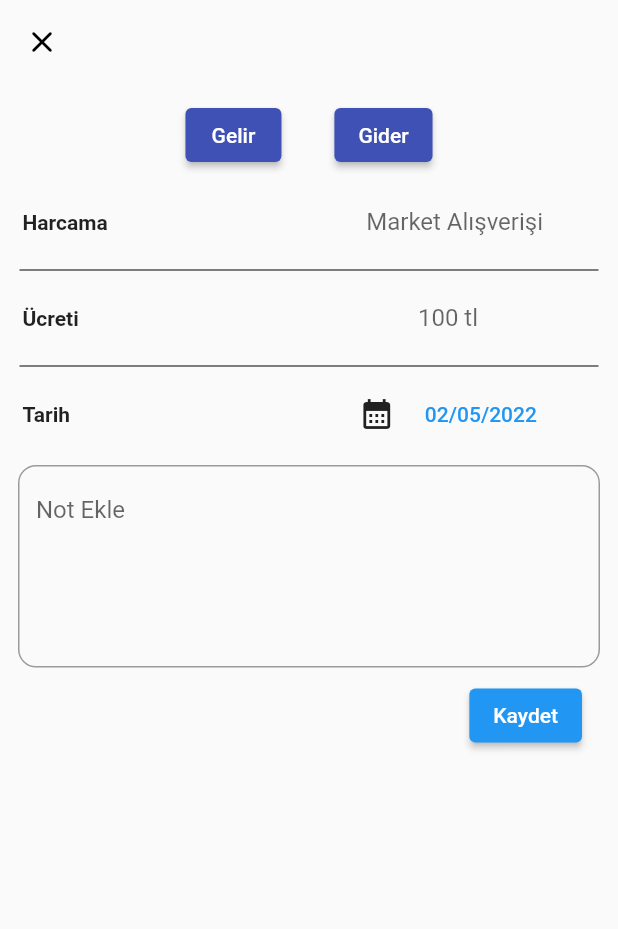
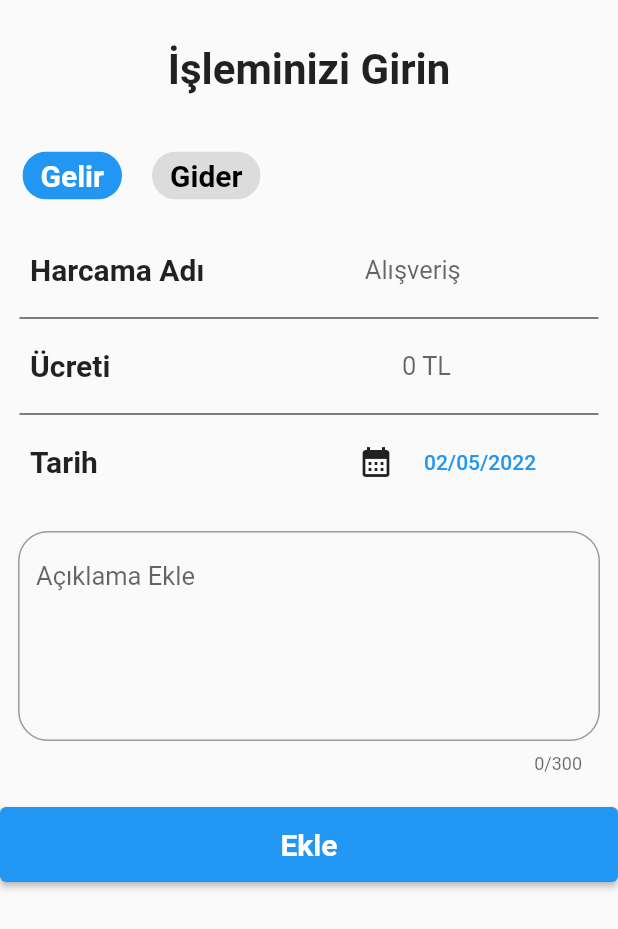
Before and after one commit to tugcekeskin/Takim13-Bootcamp, a Flutter app: the screen it shows after launch, item 2 of the bottom bar chosen, after a tap on the "add" icon, on a phone screen of 412 x 824 dp. Shown: the top 929 px of the screen. Run offline on Flutter 3.47's test engine with Material 2 defaults, Android fonts, the phone set to English and light mode, and no system bars; our stand-ins replace flutter_local_notifications, flutter_svg, sqflite; accounts and stored records are empty.

Commit message:
butce_form düzenlendi: girdi kaydediyor, gelir-gider butonları çalışıyor

```diff
--- a/lib/butceSayfasi/butce_form.dart
+++ b/lib/butceSayfasi/butce_form.dart
@@ -1,12 +1,25 @@
+import 'dart:ui';
+
 import 'package:flutter/material.dart';
+import 'package:flutter/services.dart';
 
-class ButceForm extends StatelessWidget {
+class ButceForm extends StatefulWidget {
   const ButceForm({Key? key}) : super(key: key);
+
+  @override
+  State<ButceForm> createState() => _ButceFormState();
+}
+
+class _ButceFormState extends State<ButceForm> {
+
+  int? miktar;
+  String isim = "Harcama ismi";
+  String not = "Harcama detayı";
+  String type = "Gelir";
 
   @override
   Widget build(BuildContext context) {
       return Scaffold(
-      appBar: butceFormAppbar(),
       body: Menu(),
     );
   }
@@ -14,18 +27,74 @@ class ButceForm extends StatelessWidget {
   ListView Menu() {
     return ListView(
       children: [
-        Box(),
+        SizedBox(height: 30,),
+
+        Padding(padding: EdgeInsets.symmetric(horizontal: 20)),
+        Text("İşleminizi Girin", textAlign: TextAlign.center, style: TextStyle(fontSize: 28.0, fontWeight: FontWeight.bold)),
+
+        SizedBox(height: 15,),
+
         Padding(
-          padding: const EdgeInsets.symmetric(horizontal: 15),
+          padding: const EdgeInsets.all(15),
           child: Row(
             children: [
-          Expanded(flex: 3, child: Text('Harcama',style: TextStyle(fontWeight: FontWeight.bold),)),
+              //SizedBox(width: 20.0),
+
+              ChoiceChip(
+                label: Text("Gelir",
+                  style: TextStyle(
+                    fontSize: 20.0,
+                    fontWeight: FontWeight.bold,
+                    color: type == "Gelir" ? Colors.white : Colors.black)),
+                selectedColor: Colors.blue,
+                selected: type == "Gelir" ? true : false,
+                onSelected: (val){
+                  if(val){
+                    setState(() {
+                      type = "Gelir";
+                    });
+                  }
+                },
+              ),
+
+              SizedBox(width: 20.0),
+
+               ChoiceChip(
+                label: Text("Gider",
+                  style: TextStyle(
+                    fontSize: 20.0,
+                    fontWeight: FontWeight.bold,
+                    color: type == "Gider" ? Colors.white : Colors.black)),
+                selectedColor: Colors.blue,
+                selected: type == "Gider" ? true : false,
+                onSelected: (val){
+                  if(val){
+                    setState(() {
+                      type = "Gider";
+                    });
+                  }
+                },
+              ),
+            ],
+          ),
+        ),
+
+        Padding(
+          padding: const EdgeInsets.symmetric(horizontal: 20),
+          child: Row(
+            children: [
+              Expanded(flex: 3, child: Text('Harcama Adı', style: TextStyle(fontWeight: FontWeight.bold, fontSize: 20.0))),
               Expanded(flex: 2, child: TextField(
                 decoration: InputDecoration(
-              hintText: 'Market Alışverişi',
-              border: InputBorder.none,
-
+                  hintText: 'Alışveriş',
+                  border: InputBorder.none, contentPadding: EdgeInsets.zero
                 ),
+                style: TextStyle(fontSize: 17.0),
+                onChanged: (val){
+                try {
+                  isim = val;
+                } catch (e) {}
+              },
               )),
             ],
           ),
@@ -37,15 +106,23 @@ class ButceForm extends StatelessWidget {
         ),
 
         Padding(
-         padding: const EdgeInsets.symmetric(horizontal: 15),
+         padding: const EdgeInsets.symmetric(horizontal: 20),
          child: Row(
           children: [
-      Expanded(flex: 2, child: Text('Ücreti',style: TextStyle(fontWeight: FontWeight.bold),)),
+            Expanded(flex: 2, child: Text('Ücreti',style: TextStyle(fontWeight: FontWeight.bold, fontSize: 20.0),)),
             Expanded(flex: 1, child: TextField(
                 decoration: InputDecoration(
-            hintText: '100 tl',
-            border: InputBorder.none,contentPadding: EdgeInsets.all(9)
+                  hintText: '0 TL',
+                  border: InputBorder.none, contentPadding: EdgeInsets.zero
                 ),
+              style: TextStyle(fontSize: 17.0),
+              onChanged: (val){
+                try {
+                  miktar = int.parse(val);
+                } catch (e) {}
+              },
+              inputFormatters: [FilteringTextInputFormatter.digitsOnly],
+              keyboardType: TextInputType.number,
             )),
           ],
         ),
@@ -53,14 +130,14 @@ class ButceForm extends StatelessWidget {
 
       Padding(
         padding: const EdgeInsets.symmetric(horizontal: 13),
-      child: Divider(color: Colors.black,),
+        child: Divider(color: Colors.black),
       ),
 
       Padding(
-         padding: const EdgeInsets.symmetric(horizontal: 15),
+        padding: const EdgeInsets.symmetric(horizontal: 20),
         child: Row(
           children: [
-      Expanded(flex: 5, child: Text('Tarih',style: TextStyle(fontWeight: FontWeight.bold),)),
+            Expanded(flex: 5, child: Text('Tarih', style: TextStyle(fontWeight: FontWeight.bold, fontSize: 20.0),)),
             Expanded(flex: 4, child: Row(
               children: [
                 IconButton(onPressed: (){}, icon: Icon(Icons.calendar_month)),
@@ -74,83 +151,46 @@ class ButceForm extends StatelessWidget {
       SizedBox(height: 10,),
 
       Padding(
-      padding: const EdgeInsets.symmetric(horizontal: 12),
-      child: TextFormField(
+        padding: const EdgeInsets.all(12),
+        child: TextField(
           minLines: 5,
           maxLines: 5,
           keyboardType: TextInputType.multiline,
           decoration: InputDecoration(
-          counter: ElevatedButton(onPressed: (){}, child: Text('Kaydet')),
-          hintText: 'Not Ekle',
+            //counter: ElevatedButton(onPressed: (){}, child: Text('Kaydet')),
+            hintText: 'Açıklama Ekle',
             border: OutlineInputBorder(
-            borderRadius: BorderRadius.all(Radius.circular(12))
+              borderRadius: BorderRadius.all(Radius.circular(20))
             )
           ),
+          style: TextStyle(fontSize: 17.0),
+          maxLength: 300,
+          onChanged: (val){
+                try {
+                  not = val;
+                } catch (e) {}
+              },
         ),
       ),
 
+      SizedBox(height: 10,),
 
-
+      SizedBox(
+        height: 50.0,
+        child: ElevatedButton(
+          onPressed: () {
+            print(isim);
+            print(miktar);
+            print(not);
+            print(type);
+          },
+          child: Text(
+            "Ekle",
+            style: TextStyle(fontSize: 20.0, fontWeight: FontWeight.bold)
+          )
+        ),
+      )
       ],
     );
   }
-
-  Center Box() {
-    return Center(
-        child: Container(
-          padding: EdgeInsets.symmetric(vertical: 10),
-          width: 200,
-          child: Row(
-            mainAxisAlignment: MainAxisAlignment.spaceAround,
-            children: [
-              Button1(),
-              Button2(),
-            ],
-          ),
-        ),
-      );
 }
-
-  AppBar butceFormAppbar() {
-    return AppBar(
-      backgroundColor: Colors.transparent,
-      elevation: 0,
-      leading: IconButton(onPressed: (){}, icon: Icon(Icons.close_rounded,color: Colors.black,),
-    )
-    );
-  }
-}
-
-class Button2 extends StatelessWidget {
-  const Button2({
-    Key? key,
-  }) : super(key: key);
-
-  @override
-  Widget build(BuildContext context) {
-    return ElevatedButton(
-      style: ButtonStyle(
-       backgroundColor: MaterialStateProperty.all(Colors.indigo),
-    ),
-      onPressed: (){},
-       child: Text('Gider',)
-       );
-  }
-}
-
-class Button1 extends StatelessWidget {
-  const Button1({
-    Key? key,
-  }) : super(key: key);
-
-  @override
-  Widget build(BuildContext context) {
-    return ElevatedButton(
-      style: ButtonStyle(
-         backgroundColor: MaterialStateProperty.all(Colors.indigo)
-      ),
-      onPressed: (){},
-       child: Text('Gelir')
-       );
-  }
-}
--- a/lib/butceSayfasi/butce_ilksayfa.dart
+++ b/lib/butceSayfasi/butce_ilksayfa.dart
@@ -2,37 +2,40 @@ import 'package:aboneliksayfasi/butceSayfasi/butce_form.dart';
 import 'package:flutter/material.dart';
 
 class TabbarArea extends StatefulWidget {
-
-   TabbarArea({Key? key}) : super(key: key);
+   const TabbarArea({Key? key}) : super(key: key);
 
   @override
   State<TabbarArea> createState() => _TabbarAreaState();
 }
 
 class _TabbarAreaState extends State<TabbarArea> with TickerProviderStateMixin{
-
-
   @override
   Widget build(BuildContext context) {
     TabController _tabController = TabController(length: 3, vsync: this);
 
     return Scaffold(
-
+      appBar: AppBar(
+        toolbarHeight: 0.0,
+      ),
       floatingActionButton: Button(),
 
       body: ListView(
         children: [
+          SizedBox(height: 50,),
            Container(
             child: Center(
               child: Column(mainAxisAlignment: MainAxisAlignment.spaceAround,
                 children: [
-                  Text('1650 tl',style: TextStyle(fontSize: 30),),
-                  ElevatedButton(onPressed: (){}, child: Text('Analizlere Git'))
+
+                  Text('1650 TL',style: TextStyle(fontSize: 30),),
+                  ElevatedButton(onPressed: (){}, child: Text('Analizlere Git')),
+                  //SizedBox(height: 20,),
                 ],
               ),
             ),
           ),
 
+        SizedBox(height: 20,),
       Container(
         child: Align(
           alignment: Alignment.center,
--- a/lib/main.dart
+++ b/lib/main.dart
@@ -10,7 +10,7 @@ class MyApp extends StatelessWidget {
   @override
   Widget build(BuildContext context) {
     return MaterialApp(
-      title: 'Material App',
+      title: 'Subss',
       theme: ThemeData(
         bottomNavigationBarTheme: BottomNavigationBarThemeData(
           elevation: 0
--- a/pubspec.yaml
+++ b/pubspec.yaml
@@ -38,6 +38,7 @@ dependencies:
   path: ^1.8.1
   sqflite: ^2.0.2+1
   flutter_local_notifications: ^9.6.0
+  hive_flutter: ^1.1.0
 
 dev_dependencies:
   flutter_test:
```
Also changed, not shown: pubspec.lock. Lines whose indentation alone changed are shown as unchanged.
